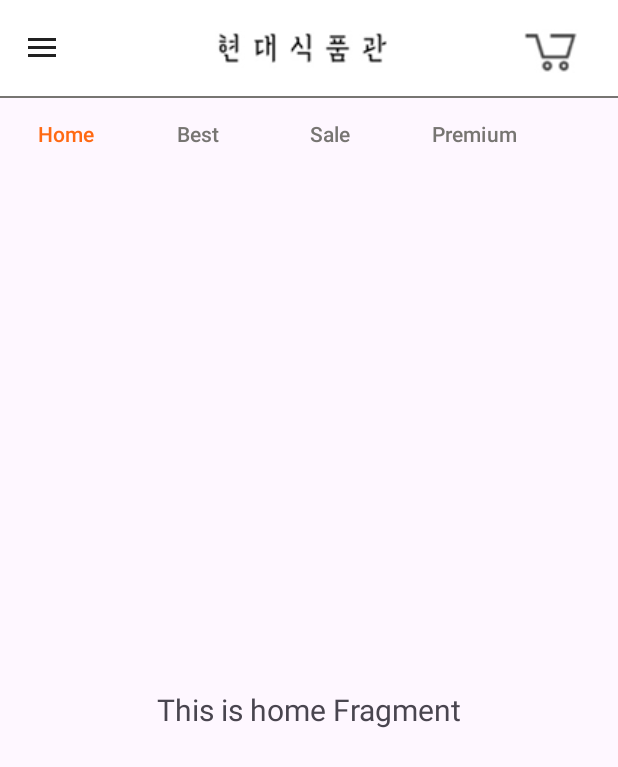
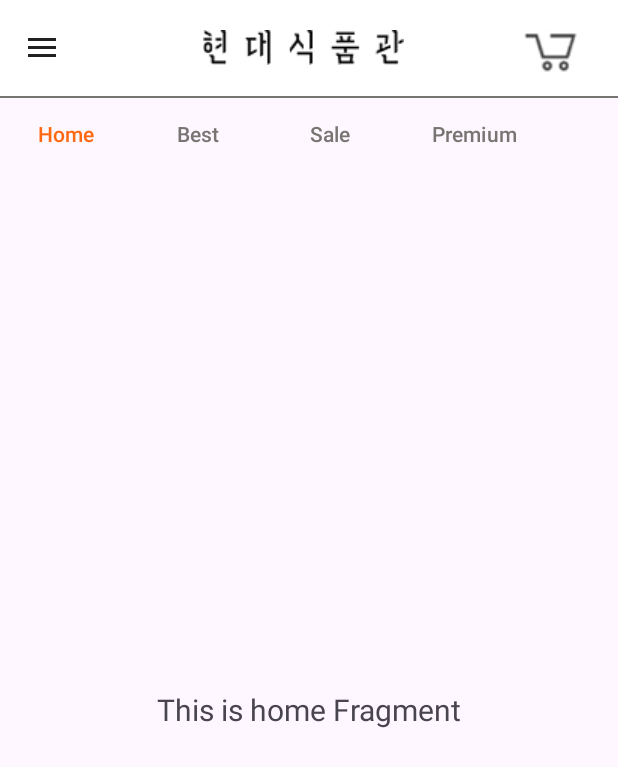
Before and after one commit to chocomochalatte/bundlebundle, an Android app: the screen it shows after launch (BaseActivity), on a phone screen of 412 x 824 dp. Shown: the top 767 px of the screen. Run offline under Robolectric (Android 15) with nearby library versions, the light colour scheme and no system bars; our stand-ins replace navigation-ui.

Commit message:
style: 로고 화질 개선
#11

```diff
--- a/app/src/main/res/layout/app_bar_base.xml
+++ b/app/src/main/res/layout/app_bar_base.xml
@@ -50,7 +50,7 @@
                         android:layout_height="wrap_content"
                         android:layout_weight="2"
                         android:background="@color/white"
-                        android:src="@drawable/logo" />
+                        android:src="@drawable/ic_logo" />
 
                     <!-- 오른쪽 요소 -->
                     <RelativeLayout
--- a/app/src/main/res/layout/maintoolbar.xml
+++ b/app/src/main/res/layout/maintoolbar.xml
@@ -37,7 +37,7 @@
                 android:layout_height="wrap_content"
                 android:layout_weight="2"
                 android:background="@color/white"
-                android:src="@drawable/logo" />
+                android:src="@drawable/ic_logo" />
 
             <!-- 오른쪽 요소 -->
             <RelativeLayout
```
Also changed, not shown: app/src/main/res/drawable/ic_cart_orange.png (added), app/src/main/res/drawable/ic_logo.png (added).
